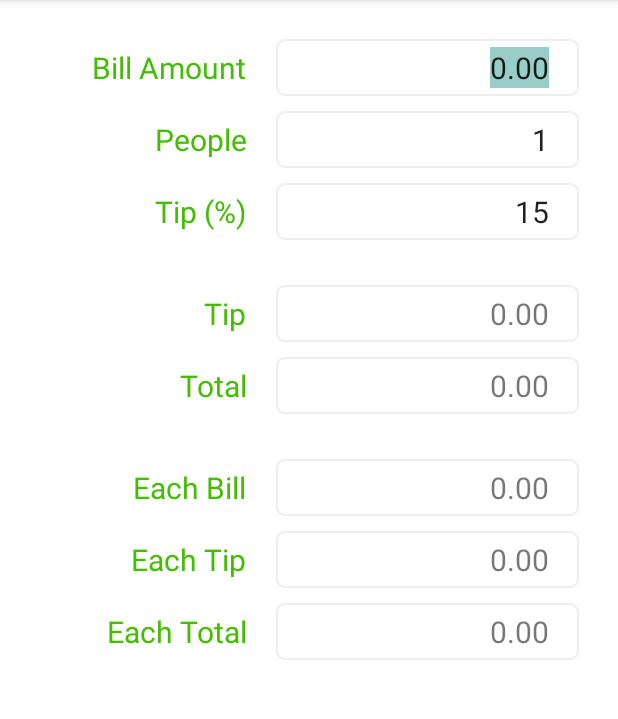
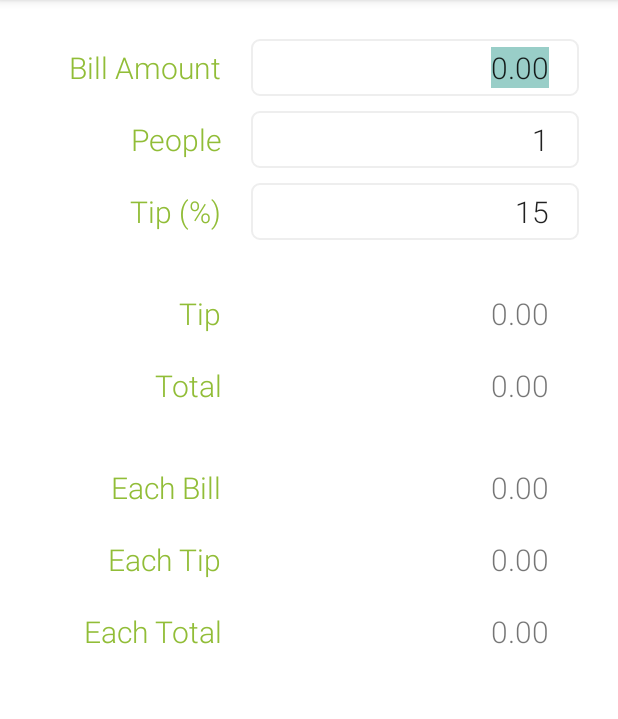
Before and after one commit to nagasuga/TipCalculator, an Android app: the screen it shows after launch (MainActivity), on a phone screen of 412 x 824 dp, the part 84-803 px from its top. Run offline under Robolectric (Android 15) with nearby library versions, the light colour scheme and no system bars.

Commit message:
1) lose keyboard when select outside EditText 2) ignore non-numeric inputs 3) design update

```diff
--- a/tipcalculator/src/main/java/com/diaero/tipcalculator/MainActivity.java
+++ b/tipcalculator/src/main/java/com/diaero/tipcalculator/MainActivity.java
@@ -1,5 +1,6 @@
 package com.diaero.tipcalculator;
 
+import android.app.Activity;
 import android.support.v7.app.ActionBarActivity;
 import android.support.v4.app.Fragment;
 import android.os.Bundle;
@@ -9,11 +10,15 @@ import android.text.Selection;
 import android.text.TextWatcher;
 import android.util.Log;
 import android.view.LayoutInflater;
+import android.view.MotionEvent;
 import android.view.View;
 import android.view.ViewGroup;
+import android.view.inputmethod.InputMethodManager;
 import android.widget.EditText;
 import android.widget.TextView;
 
+import java.text.NumberFormat;
+import java.text.ParsePosition;
 import java.util.ArrayList;
 import java.util.List;
 
@@ -56,7 +61,18 @@ public class MainActivity extends ActionBarActivity {
                                  Bundle savedInstanceState) {
             rootView = inflater.inflate(R.layout.fragment_main, container, false);
 
-            editTexts = getViewsByTag((ViewGroup) rootView, "editText");
+            rootView.setOnTouchListener(new View.OnTouchListener() {
+                @Override
+                public boolean onTouch(View v, MotionEvent event) {
+                    Activity activity = getActivity();
+                    InputMethodManager inputMethodManager = (InputMethodManager)  activity.getSystemService(Activity.INPUT_METHOD_SERVICE);
+                    inputMethodManager.hideSoftInputFromWindow(activity.getCurrentFocus().getWindowToken(), 0);
+
+                    return false;
+                }
+            });
+
+            editTexts = getViewsByTag((ViewGroup) rootView, "edittable_field");
 
             setFields();
             initializeEdittableFields();
@@ -70,7 +86,7 @@ public class MainActivity extends ActionBarActivity {
         private void initializeEdittableFields() {
             for (int i = 0; i < editTexts.size(); i++) {
                 EditText editText = (EditText) editTexts.get(i);
-                Log.d(TAG, editText.toString());
+                Log.d(TAG, "initialize field: " + editText);
 
                 enterInitialValue(editText);
                 addListener(editText);
@@ -91,6 +107,7 @@ public class MainActivity extends ActionBarActivity {
         private void enterInitialValue(EditText editText) {
             String initValue = getInitialValue(editText);
             editText.setText(initValue);
+            Log.d(TAG, "  initialized " + editText + " => " + initValue);
         }
 
         private String getInitialValue(EditText editText) {
@@ -155,11 +172,24 @@ public class MainActivity extends ActionBarActivity {
             public void onTextChanged(CharSequence s, int start, int before, int count) {
                 Log.d(TAG, "changed: " + editText + " => " + s + ", " + start + ", " + before + ", " + count);
 
+                if (s.length() == 0 || !isNumeric(s.toString())) {
+                    Log.d(TAG, "  don't recalculate");
+                    return;
+                }
+
                 TipData data = recalculateFields();
                 displayFields(data);
             }
 
             public void afterTextChanged(Editable s) {
+            }
+
+            private boolean isNumeric(String str)
+            {
+                NumberFormat formatter = NumberFormat.getInstance();
+                ParsePosition pos = new ParsePosition(0);
+                formatter.parse(str, pos);
+                return str.length() == pos.getIndex();
             }
         }
 
@@ -204,7 +234,9 @@ public class MainActivity extends ActionBarActivity {
             TipData data = new TipData();
 
             int people = Integer.parseInt(editTextPeople.getText().toString());
+            Log.d(TAG, "people: " + people);
             int tipPercent = Integer.parseInt(editTextTipPercent.getText().toString());
+            Log.d(TAG, "tipPercent: " + tipPercent);
             Double bill = Double.valueOf(editTextBill.getText().toString());
             data = Calculator.getInstance().calculateFromBill(bill, people, tipPercent);
 
--- a/tipcalculator/src/main/res/layout/fragment_main.xml
+++ b/tipcalculator/src/main/res/layout/fragment_main.xml
@@ -18,13 +18,13 @@
 
             <TextView
                 android:text="@string/label_bill"
-                style="@style/field_label" />
+                style="@style/field_label"/>
 
             <Space style="@style/field_spacing" />
 
             <EditText
                 android:id="@+id/editText_bill"
-                android:tag="editText"
+                android:tag="edittable_field"
                 android:inputType="numberDecimal"
                 style="@style/field_editText" />
         </TableRow>
@@ -39,7 +39,7 @@
 
             <EditText
                 android:id="@+id/editText_people"
-                android:tag="editText"
+                android:tag="edittable_field"
                 android:inputType="number"
                 style="@style/field_editText" />
         </TableRow>
@@ -54,7 +54,7 @@
 
             <EditText
                 android:id="@+id/editText_tip_percent"
-                android:tag="editText"
+                android:tag="edittable_field"
                 android:inputType="number"
                 style="@style/field_editText" />
         </TableRow>
@@ -70,7 +70,7 @@
 
             <TextView
                 android:id="@+id/editText_tip"
-                style="@style/field_editText" />
+                style="@style/field_non_edittable" />
         </TableRow>
 
         <TableRow style="@style/tableRow">
@@ -83,7 +83,7 @@
 
             <TextView
                 android:id="@+id/editText_total"
-                style="@style/field_editText" />
+                style="@style/field_non_edittable" />
         </TableRow>
 
         <TableRow style="@style/tableRow"
@@ -97,7 +97,7 @@
 
             <TextView
                 android:id="@+id/editText_each_bill"
-                style="@style/field_editText" />
+                style="@style/field_non_edittable" />
         </TableRow>
 
         <TableRow style="@style/tableRow">
@@ -110,7 +110,7 @@
 
             <TextView
                 android:id="@+id/editText_each_tip"
-                style="@style/field_editText" />
+                style="@style/field_non_edittable" />
         </TableRow>
 
         <TableRow style="@style/tableRow">
@@ -123,7 +123,7 @@
 
             <TextView
                 android:id="@+id/editText_each_total"
-                style="@style/field_editText" />
+                style="@style/field_non_edittable" />
         </TableRow>
 
 
--- a/tipcalculator/src/main/res/values/colors.xml
+++ b/tipcalculator/src/main/res/values/colors.xml
@@ -3,7 +3,7 @@
     <color name="actionbar_background_color">#ffffff</color>
     <color name="actionbar_text_color">#000000</color>
 
-    <color name="label_color">#43bd00</color>
+    <color name="label_color">#91bd37</color>
 
     <color name="edittext_background_stroke">#eee</color>
 </resources>
--- a/tipcalculator/src/main/res/values/styles.xml
+++ b/tipcalculator/src/main/res/values/styles.xml
@@ -15,11 +15,12 @@
         <item name="android:layout_gravity">center_vertical</item>
         <item name="android:gravity">right</item>
         <item name="android:textColor">@color/label_color</item>
-        <item name="android:layout_weight">0.1</item>
+        <item name="android:layout_weight">0</item>
         <item name="android:paddingLeft">20dp</item>
         <item name="android:paddingTop">5dp</item>
         <item name="android:paddingRight">0dp</item>
         <item name="android:paddingBottom">5dp</item>
+        <item name="android:fontFamily">sans-serif-light</item>
     </style>
 
     <style name="field_editText">
@@ -29,13 +30,29 @@
         <item name="android:layout_column">2</item>
         <item name="android:layout_gravity">center_vertical</item>
         <item name="android:background">@drawable/edittext_rounded</item>
-        <item name="android:layout_weight">0.9</item>
+        <item name="android:layout_weight">1</item>
         <item name="android:gravity">right</item>
         <item name="android:paddingLeft">0dp</item>
         <item name="android:paddingTop">5dp</item>
         <item name="android:paddingRight">20dp</item>
         <item name="android:paddingBottom">5dp</item>
         <item name="android:selectAllOnFocus">true</item>
+        <item name="android:fontFamily">sans-serif-light</item>
+    </style>
+
+    <style name="field_non_edittable">
+        <item name="android:layout_width">match_parent</item>
+        <item name="android:layout_height">wrap_content</item>
+        <item name="android:textSize">20sp</item>
+        <item name="android:layout_column">2</item>
+        <item name="android:layout_gravity">center_vertical</item>
+        <item name="android:layout_weight">1</item>
+        <item name="android:gravity">right</item>
+        <item name="android:paddingLeft">0dp</item>
+        <item name="android:paddingTop">5dp</item>
+        <item name="android:paddingRight">20dp</item>
+        <item name="android:paddingBottom">5dp</item>
+        <item name="android:fontFamily">sans-serif-light</item>
     </style>
 
     <style name="field_spacing">
```
